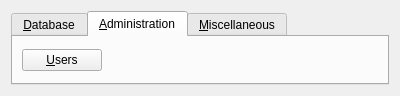
Above: client/ui/Taskbar.ui from erikku/frosty before the change. Below: the same form after it.
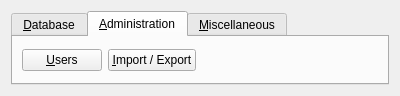
That is the form after the change. The open tabs and pages were chosen to show the change.

Commit message: Added import/export dialog.

```diff
--- a/client/ui/Taskbar.ui
+++ b/client/ui/Taskbar.ui
@@ -61,6 +61,13 @@
          </property>
         </widget>
        </item>
+       <item>
+        <widget class="QPushButton" name="importExportButton" >
+         <property name="text" >
+          <string>&amp;Import / Export</string>
+         </property>
+        </widget>
+       </item>
        <item>
         <spacer name="horizontalSpacer" >
          <property name="orientation" >
```
The commit also changes 7 other files.
